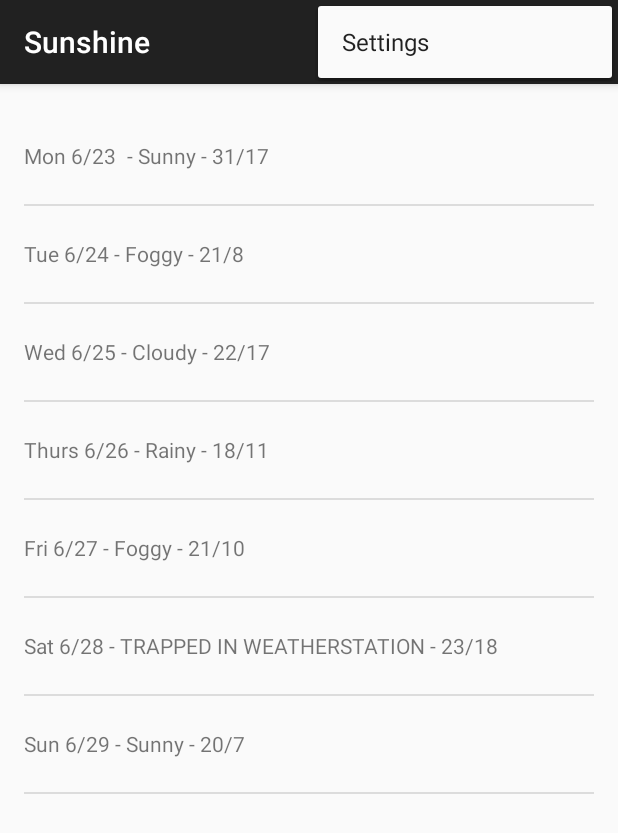
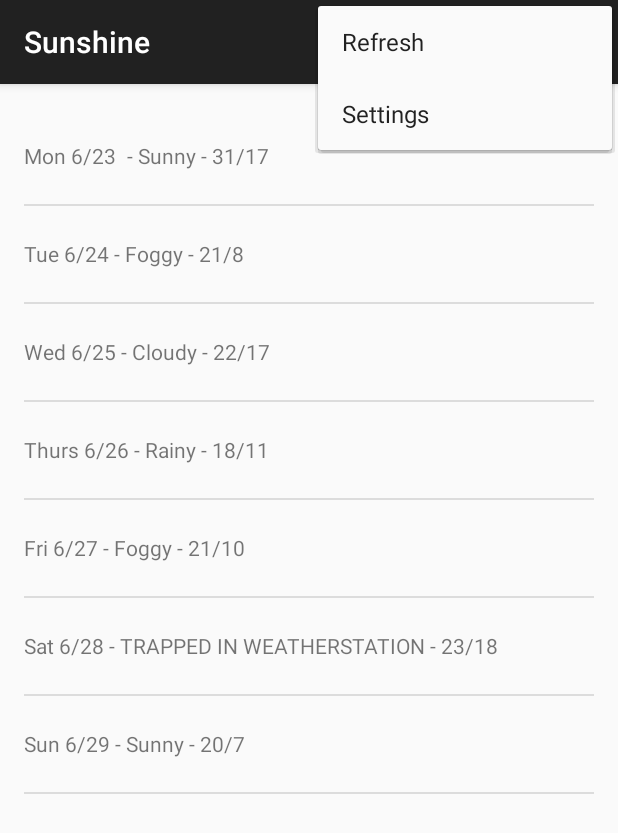
Before and after one commit to A-PLOUIS/Sunshine-App-Android-Course, an Android app: the screen it shows after launch (MainActivity), with the options menu open, on a phone screen of 412 x 824 dp. Shown: the top 833 px of the screen. Run offline under Robolectric (Android 15) with nearby library versions, the light colour scheme and no system bars.

Commit message:
Ajout d'un bouton refresh au menu

```diff
--- a/MyApplication/app/src/main/java/pierre_louisantonio/sunshine/app/ForecastFragment.java
+++ b/MyApplication/app/src/main/java/pierre_louisantonio/sunshine/app/ForecastFragment.java
@@ -9,6 +9,9 @@ import android.os.Bundle;
 import android.support.v4.app.Fragment;
 import android.util.Log;
 import android.view.LayoutInflater;
+import android.view.Menu;
+import android.view.MenuInflater;
+import android.view.MenuItem;
 import android.view.View;
 import android.view.ViewGroup;
 import android.widget.ArrayAdapter;
@@ -26,6 +29,7 @@ import java.util.List;
 
 public class ForecastFragment extends Fragment {
 
+    private final String LOG_TAG = ForecastFragment.class.getSimpleName();
     public ForecastFragment() {
     }
 
@@ -58,11 +62,32 @@ public class ForecastFragment extends Fragment {
     }
 
     @Override
+    public void onCreate(Bundle savedInstanceState) {
+        super.onCreate(savedInstanceState);
+        setHasOptionsMenu(true);
+    }
+
+    //Menu
+    @Override
+    public void onCreateOptionsMenu(Menu menu, MenuInflater inflater) {
+        super.onCreateOptionsMenu(menu, inflater);
+        inflater.inflate(R.menu.forecastfragment,menu);
+    }
+
+    @Override
+    public boolean onOptionsItemSelected(MenuItem item) {
+        int id = item.getItemId();
+        if (id == R.id.action_refresh) {
+            return true;
+        }
+        return super.onOptionsItemSelected(item);
+    }
+
+    @Override
     public View onCreateView(LayoutInflater inflater, ViewGroup container,
                              Bundle savedInstanceState) {
         View rootView = inflater.inflate(R.layout.fragment_main, container, false);
         populateListView(rootView);
-
 
         new FetchWeatherTask().execute("http://api.openweathermap.org/data/2.5/forecast/daily?id=3570584&mode=json&units=metric&cnt=7");
         return rootView;
@@ -108,7 +133,6 @@ public class ForecastFragment extends Fragment {
                     forecastJsonStr = null;
                 }
                 forecastJsonStr = buffer.toString();
-                Log.i("JSON",forecastJsonStr);
 
             }catch (IOException e){
                 Log.e("Connection","Erreur",e);
--- /dev/null
+++ b/MyApplication/app/src/main/res/menu/forecastfragment.xml
@@ -0,0 +1,9 @@
+<?xml version="1.0" encoding="utf-8"?>
+
+<menu xmlns:android="http://schemas.android.com/apk/res/android">
+    <item
+        android:id="@+id/action_refresh"
+        android:title="Refresh"
+        >
+    </item>
+</menu>
--- a/MyApplication/app/src/main/res/menu/main.xml
+++ b/MyApplication/app/src/main/res/menu/main.xml
@@ -3,7 +3,7 @@
     xmlns:tools="http://schemas.android.com/tools"
     tools:context=".MainActivity" >
     <item android:id="@+id/action_settings"
-        android:title="@string/action_settings"
+        android:title="Settings"
         android:orderInCategory="100"
         app:showAsAction="never" />
 </menu>
```
